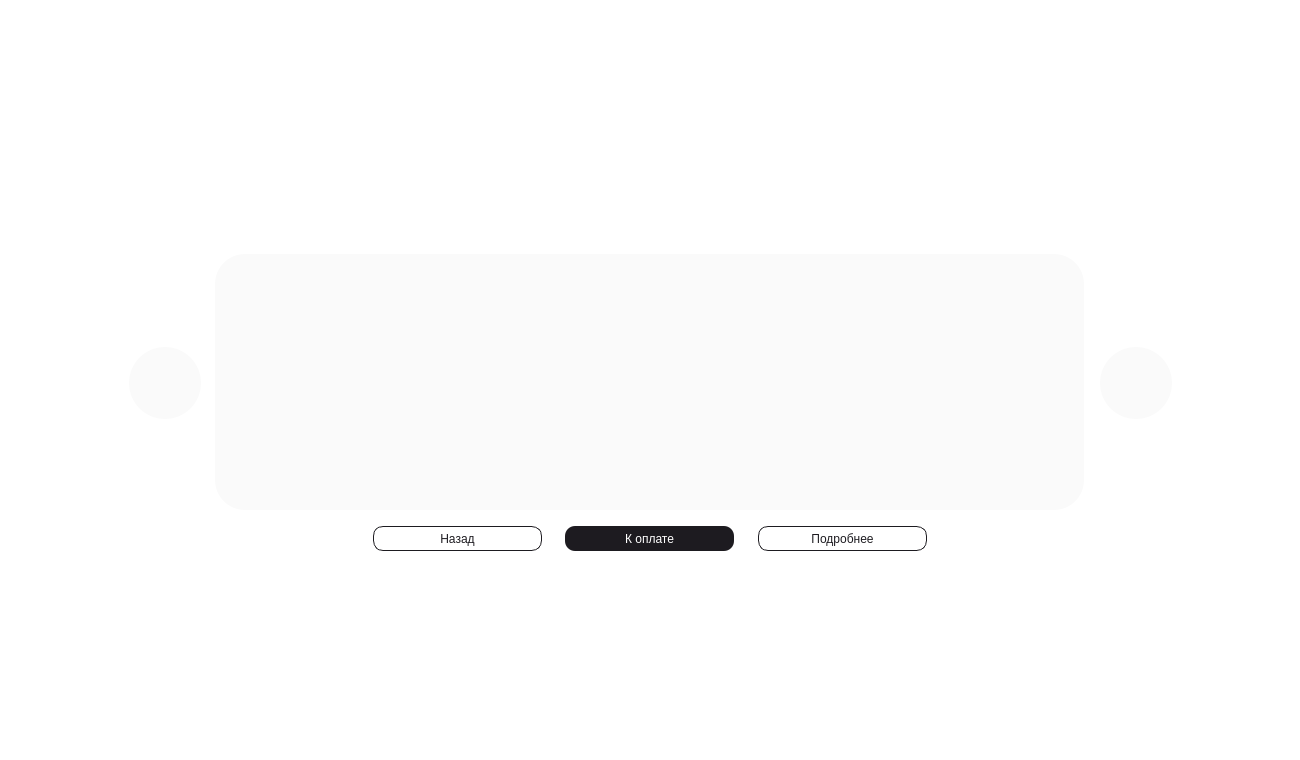
Before: the Qt Designer form mainwindow.ui in burakshaevn/qt-car-dealership, drawn with Qt 5.
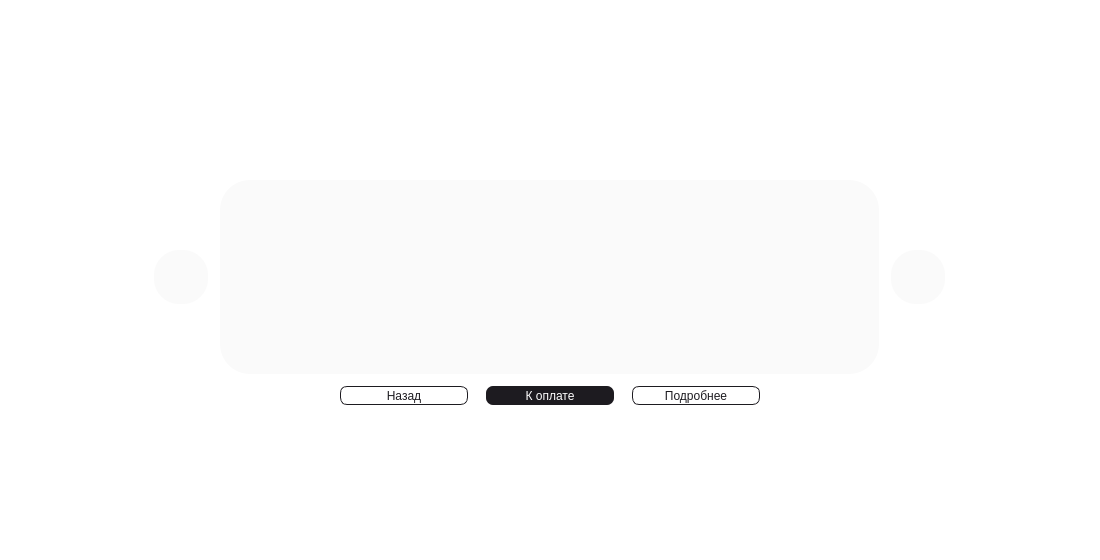
After: the same form once the commit is applied. The open tabs and pages were chosen to show the change. Icons and pictures are not drawn.

Diff of the .ui file:
```diff
--- a/mainwindow.ui
+++ b/mainwindow.ui
@@ -6,8 +6,8 @@
    <rect>
     <x>0</x>
     <y>0</y>
-    <width>1300</width>
-    <height>760</height>
+    <width>1100</width>
+    <height>560</height>
    </rect>
   </property>
   <property name="windowTitle">
@@ -23,8 +23,8 @@
      <rect>
       <x>0</x>
       <y>0</y>
-      <width>1300</width>
-      <height>760</height>
+      <width>1100</width>
+      <height>560</height>
      </rect>
     </property>
     <property name="styleSheet">
@@ -319,10 +319,10 @@
      <widget class="QLabel" name="label_2">
       <property name="geometry">
        <rect>
-        <x>215</x>
-        <y>254</y>
-        <width>869</width>
-        <height>256</height>
+        <x>220</x>
+        <y>180</y>
+        <width>659</width>
+        <height>194</height>
        </rect>
       </property>
       <property name="styleSheet">
@@ -338,10 +338,10 @@
      <widget class="QPushButton" name="pushButton_back">
       <property name="geometry">
        <rect>
-        <x>373</x>
-        <y>526</y>
-        <width>169</width>
-        <height>25</height>
+        <x>340</x>
+        <y>386</y>
+        <width>128</width>
+        <height>19</height>
        </rect>
       </property>
       <property name="styleSheet">
@@ -349,9 +349,9 @@
 	background-color: transparent;
 	color: #1d1b20;
 	border: 1px solid #1d1b20;
-	border-radius: 10px;
+	border-radius: 7px;
 	
-	font: 12pt &quot;JetBrains Mono&quot;;
+	font: 10pt &quot;JetBrains Mono&quot;;
 }</string>
       </property>
       <property name="text">
@@ -361,10 +361,10 @@
      <widget class="QPushButton" name="pushButton_info">
       <property name="geometry">
        <rect>
-        <x>758</x>
-        <y>526</y>
-        <width>169</width>
-        <height>25</height>
+        <x>632</x>
+        <y>386</y>
+        <width>128</width>
+        <height>19</height>
        </rect>
       </property>
       <property name="styleSheet">
@@ -372,9 +372,9 @@
 	background-color: transparent;
 	color: #1d1b20;
 	border: 1px solid #1d1b20;
-	border-radius: 10px;
+	border-radius: 7px;
 	
-	font: 12pt &quot;JetBrains Mono&quot;;
+	font: 10pt &quot;JetBrains Mono&quot;;
 }</string>
       </property>
       <property name="text">
@@ -384,10 +384,10 @@
      <widget class="QPushButton" name="pushButton_to_pay">
       <property name="geometry">
        <rect>
-        <x>565</x>
-        <y>526</y>
-        <width>169</width>
-        <height>25</height>
+        <x>486</x>
+        <y>386</y>
+        <width>128</width>
+        <height>19</height>
        </rect>
       </property>
       <property name="styleSheet">
@@ -395,8 +395,8 @@
 	background-color: #1d1b20;
 	color: #ffffff;
 	border: 0px;
-	border-radius: 10px;
-	font: 12pt &quot;JetBrains Mono&quot;;
+	border-radius: 7px;
+	font: 10pt &quot;JetBrains Mono&quot;;
 }</string>
       </property>
       <property name="text">
@@ -406,16 +406,16 @@
      <widget class="QPushButton" name="pushButton_next_right">
       <property name="geometry">
        <rect>
-        <x>1100</x>
-        <y>347</y>
-        <width>72</width>
-        <height>72</height>
+        <x>891</x>
+        <y>250</y>
+        <width>54</width>
+        <height>54</height>
        </rect>
       </property>
       <property name="styleSheet">
        <string notr="true">QPushButton {
 	background-color: #fafafa;  
-	border-radius: 36px; 
+	border-radius: 25px; 
 	color: #1d1b20;
 	font: 28pt &quot;JetBrains Mono&quot;;
 }
@@ -445,16 +445,16 @@
      <widget class="QPushButton" name="pushButton_next_left">
       <property name="geometry">
        <rect>
-        <x>129</x>
-        <y>347</y>
-        <width>72</width>
-        <height>72</height>
+        <x>154</x>
+        <y>250</y>
+        <width>54</width>
+        <height>54</height>
        </rect>
       </property>
       <property name="styleSheet">
        <string notr="true">QPushButton {
 	background-color: #fafafa;  
-	border-radius: 36px; 
+	border-radius: 25px; 
 	color: #1d1b20;
 	font: 28pt &quot;JetBrains Mono&quot;;
 }
@@ -484,10 +484,10 @@
      <widget class="QLabel" name="label_name">
       <property name="geometry">
        <rect>
-        <x>247</x>
-        <y>400</y>
-        <width>808</width>
-        <height>46</height>
+        <x>244</x>
+        <y>290</y>
+        <width>613</width>
+        <height>35</height>
        </rect>
       </property>
       <property name="styleSheet">
@@ -507,10 +507,10 @@
      <widget class="QLabel" name="label_price">
       <property name="geometry">
        <rect>
-        <x>247</x>
-        <y>451</y>
-        <width>808</width>
-        <height>34</height>
+        <x>244</x>
+        <y>329</y>
+        <width>613</width>
+        <height>26</height>
        </rect>
       </property>
       <property name="styleSheet">
@@ -530,10 +530,10 @@
      <widget class="QLabel" name="label_car_image">
       <property name="geometry">
        <rect>
-        <x>391</x>
-        <y>83</y>
-        <width>520</width>
-        <height>293</height>
+        <x>353</x>
+        <y>50</y>
+        <width>394</width>
+        <height>222</height>
        </rect>
       </property>
       <property name="styleSheet">
@@ -549,10 +549,10 @@
      <widget class="QLabel" name="label_color_index">
       <property name="geometry">
        <rect>
-        <x>955</x>
-        <y>268</y>
-        <width>121</width>
-        <height>34</height>
+        <x>782</x>
+        <y>191</y>
+        <width>92</width>
+        <height>26</height>
        </rect>
       </property>
       <property name="styleSheet">
```
Left out of the diff: 94 changed lines with no effect on the pictures.
